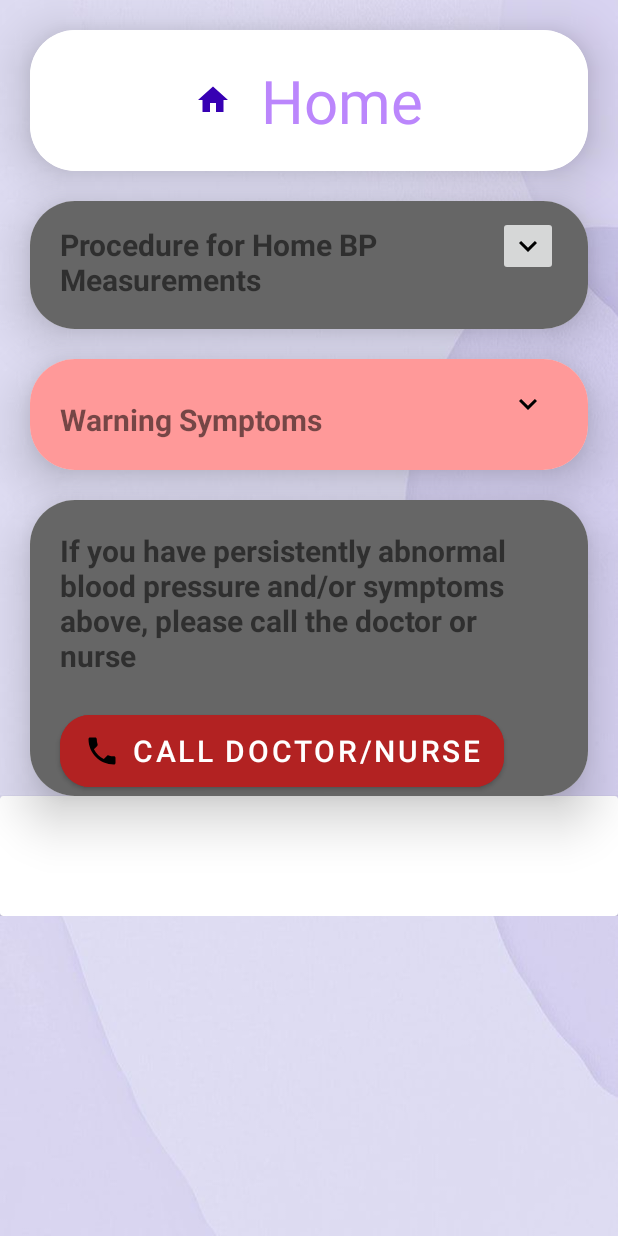
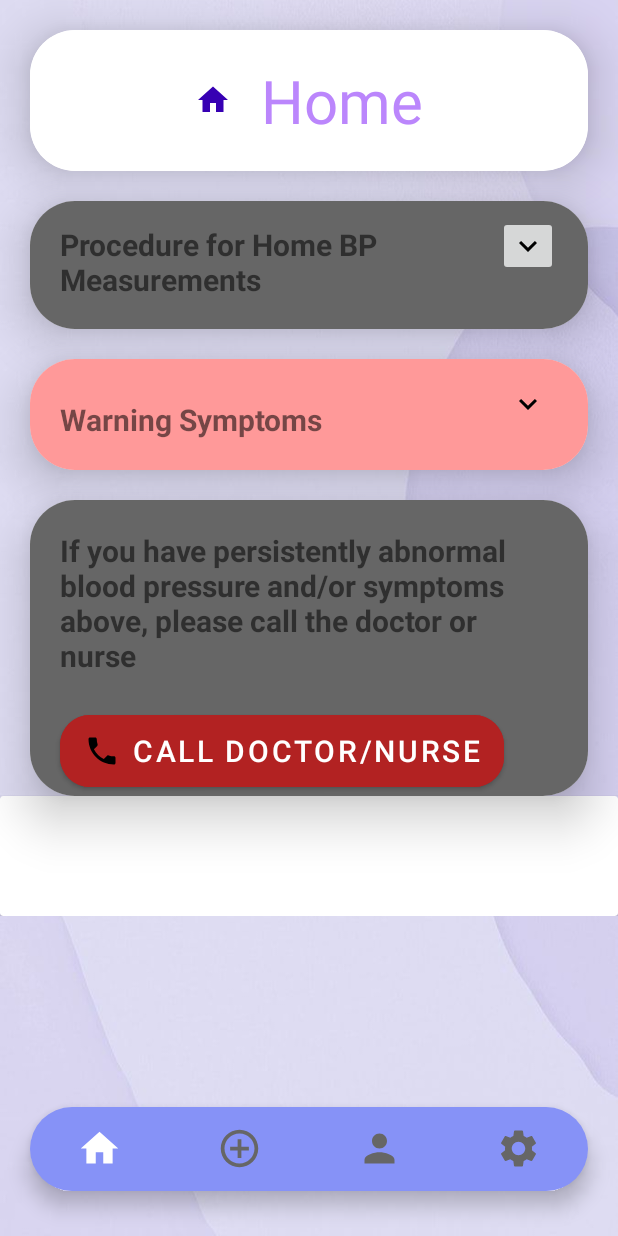
Before and after one commit to annali11/PracticeApp, an Android app built with Jetpack Compose: the layout activity_home.xml on its own in the app's theme, with its tools: preview values and no code run, on a phone screen of 412 x 824 dp. Run offline under Robolectric (Android 15) with nearby library versions, the phone set to English and light mode, and no system bars.

Commit message:
worked on adding db ot add new

```diff
--- a/app/src/main/java/com/example/practiceapp/SignInActivity.kt
+++ b/app/src/main/java/com/example/practiceapp/SignInActivity.kt
@@ -141,7 +141,7 @@ class SignInActivity : AppCompatActivity() {
                 // displaying error message with firebase exception.
                 //FIXME: Skipping over errors and going directly to HomeActivity
 
-                val i = Intent(this@SignInActivity, SecondActivity::class.java)
+                val i = Intent(this@SignInActivity, HomeActivity::class.java)
                 i.putExtra(USER_ID, viewModel.user.value?.userId)
                 startActivity(i)
                 finish()
--- a/app/src/main/java/com/example/practiceapp/data2/BloodPressureReadingDao.kt
+++ b/app/src/main/java/com/example/practiceapp/data2/BloodPressureReadingDao.kt
@@ -10,6 +10,9 @@ interface BloodPressureReadingDao {
     @Query("SELECT * FROM BloodPressureReading")
     fun getAll(): List<BloodPressureReading>
 
+    @Query("SELECT * FROM BloodPressureReading WHERE userId = :userId")
+    fun getByUserId(userId: Int): List<BloodPressureReading>
+
     @Insert
     fun insertAll(vararg readings: BloodPressureReading)
 
--- a/app/src/main/java/com/example/practiceapp/data2/mockData/LoadMockData.kt
+++ b/app/src/main/java/com/example/practiceapp/data2/mockData/LoadMockData.kt
@@ -40,7 +40,7 @@ class LoadMockData {
                 "Li",
                 "ali@example.com",
                 "password",
-                "(312) 123-4567",
+                "(206) 832-5558",
                 DateTypeConverters().toTimestamp(LocalDateTime.now())
             )
         )
--- a/app/src/main/res/layout/activity_home.xml
+++ b/app/src/main/res/layout/activity_home.xml
@@ -1,11 +1,28 @@
 <?xml version="1.0" encoding="utf-8"?>
-<LinearLayout xmlns:android="http://schemas.android.com/apk/res/android"
+<RelativeLayout xmlns:android="http://schemas.android.com/apk/res/android"
     xmlns:app="http://schemas.android.com/apk/res-auto"
     xmlns:tools="http://schemas.android.com/tools"
     android:layout_width="match_parent"
     android:layout_height="match_parent"
     tools:context=".HomeActivity"
     android:background="@drawable/login_background2">
+
+    <com.google.android.material.bottomnavigation.BottomNavigationView
+        android:layout_width="match_parent"
+        android:layout_height="wrap_content"
+        android:id="@+id/bottomNavigationView"
+        android:layout_alignParentBottom="true"
+        android:background="@drawable/bottom_background"
+        android:layout_marginEnd="20dp"
+        android:layout_marginStart="20dp"
+        android:layout_marginBottom="30dp"
+        android:layout_marginTop="30dp"
+        android:elevation="2dp"
+        app:menu="@menu/bottom_menu"
+        app:itemIconSize="30dp"
+        app:itemIconTint="@drawable/item_selector"
+        app:itemRippleColor="@android:color/transparent"
+        app:labelVisibilityMode="unlabeled"/>
 
     <ScrollView
         android:layout_width="match_parent"
@@ -233,4 +250,4 @@
 
         </LinearLayout>
     </ScrollView>
-</LinearLayout>
+</RelativeLayout>
--- a/app/src/main/res/layout/fragment_high_feedback.xml
+++ b/app/src/main/res/layout/fragment_high_feedback.xml
@@ -7,7 +7,8 @@
     android:gravity="center"
     android:background="@color/white"
     android:orientation="vertical"
-    tools:context=".HighFeedbackFragment">
+    tools:context=".HighFeedbackFragment"
+    app:navGraph="@navigation/main_nav">
 
     <LinearLayout
         android:layout_width="match_parent"
--- a/app/src/main/res/layout/fragment_low_feedback.xml
+++ b/app/src/main/res/layout/fragment_low_feedback.xml
@@ -7,7 +7,8 @@
     android:gravity="center"
     android:background="@color/white"
     android:orientation="vertical"
-    tools:context=".LowFeedbackFragment">
+    tools:context=".LowFeedbackFragment"
+    app:navGraph="@navigation/main_nav">
 
     <LinearLayout
         android:layout_width="match_parent"
--- a/app/src/main/res/layout/fragment_normal_feedback.xml
+++ b/app/src/main/res/layout/fragment_normal_feedback.xml
@@ -7,7 +7,8 @@
     android:gravity="center"
     android:background="@color/white"
     android:orientation="vertical"
-    tools:context=".NormalFeedbackFragment">
+    tools:context=".NormalFeedbackFragment"
+    app:navGraph="@navigation/main_nav">
 
     <LinearLayout
         android:layout_width="match_parent"
--- a/app/src/main/res/layout/fragment_very_high_feedbac.xml
+++ b/app/src/main/res/layout/fragment_very_high_feedbac.xml
@@ -7,7 +7,8 @@
     android:gravity="center"
     android:background="@color/white"
     android:orientation="vertical"
-    tools:context=".VeryHighFeedbackFragment">
+    tools:context=".VeryHighFeedbackFragment"
+    app:navGraph="@navigation/main_nav">
 
     <LinearLayout
         android:layout_width="match_parent"
--- a/build.gradle.kts
+++ b/build.gradle.kts
@@ -5,7 +5,7 @@ buildscript {
 }
 // Top-level build file where you can add configuration options common to all sub-projects/modules.
 plugins {
-    id("com.android.application") version "8.3.1" apply false
+    id("com.android.application") version "8.1.1" apply false
     id("org.jetbrains.kotlin.android") version "1.9.10" apply false
     id("com.google.devtools.ksp") version "1.9.10-1.0.13" apply false
 }
```
Also changed, not shown: app/src/main/java/com/example/practiceapp/AddNewActivity.kt (+19 -1 lines), app/src/main/java/com/example/practiceapp/HomeActivity.kt (+29 -0 lines), app/src/main/java/com/example/practiceapp/NormalFeedbackFragment.kt (+15 -6 lines), app/src/main/res/layout/activity_add_new.xml (+8 -3 lines), app/src/main/res/navigation/main_nav.xml (+43 -35 lines), 2 other files.
